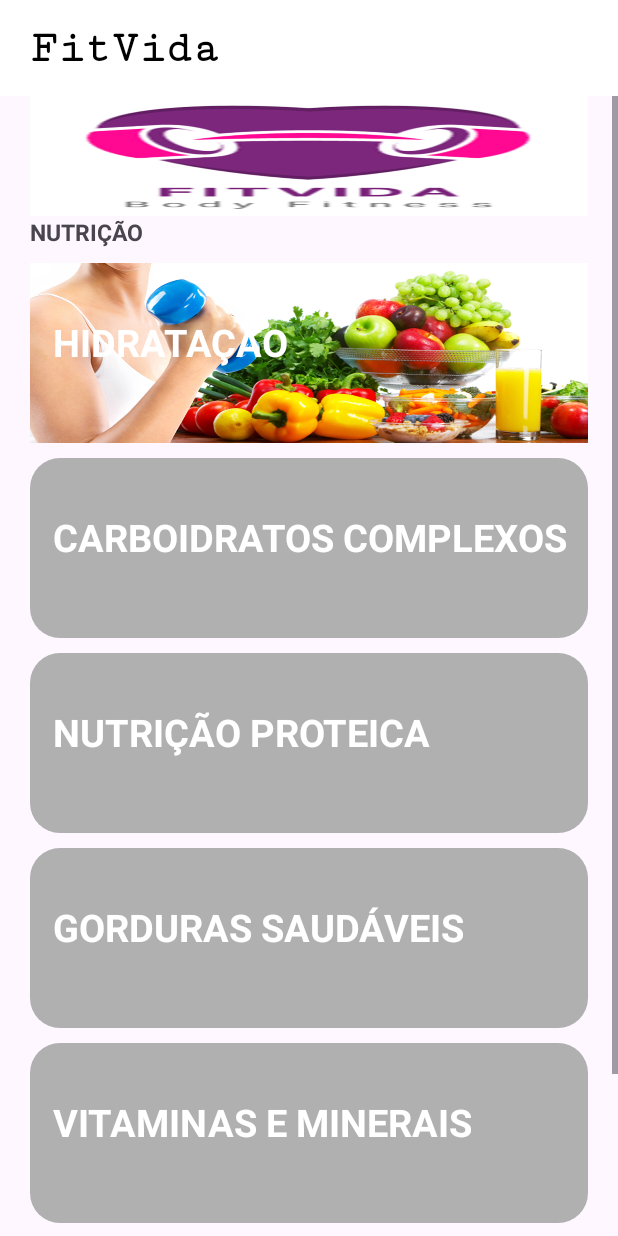
After one commit to Mario-Igreja/Projeto---AFCG, an Android app: the Nutricao screen opened directly, with no data from a screen before it, on a phone screen of 412 x 824 dp. The commit adds this screen. Run offline under Robolectric (Android 15) with nearby library versions, the phone set to English and light mode, and no system bars.

Commit message:
Feito menu de nutrição

```diff
--- a/App/app/src/main/AndroidManifest.xml
+++ b/App/app/src/main/AndroidManifest.xml
@@ -12,6 +12,12 @@
         android:supportsRtl="true"
         android:theme="@style/Theme.FitVida"
         tools:targetApi="31">
+        <activity
+            android:name=".Nutricao"
+            android:exported="false" />
+        <activity
+            android:name=".Nutriçao"
+            android:exported="false" />
         <activity
             android:name=".HomeActivity"
             android:exported="false" />
--- /dev/null
+++ b/App/app/src/main/java/pt/iade/fitvida/Nutricao.java
@@ -0,0 +1,14 @@
+package pt.iade.fitvida;
+
+import androidx.appcompat.app.AppCompatActivity;
+
+import android.os.Bundle;
+
+public class Nutricao extends AppCompatActivity {
+
+    @Override
+    protected void onCreate(Bundle savedInstanceState) {
+        super.onCreate(savedInstanceState);
+        setContentView(R.layout.activity_nutricao);
+    }
+}
--- a/App/app/src/main/res/layout/activity_main.xml
+++ b/App/app/src/main/res/layout/activity_main.xml
@@ -6,13 +6,6 @@
     android:layout_height="match_parent"
     tools:context=".MainActivity"
     android:background="@drawable/woman">
-
-    <TextView
-        android:id="@+id/textView"
-        android:layout_width="wrap_content"
-        android:layout_height="wrap_content"
-        tools:layout_editor_absoluteX="53dp"
-        tools:layout_editor_absoluteY="117dp" />
 
     <Button
         android:id="@+id/button"
--- /dev/null
+++ b/App/app/src/main/res/layout/activity_nutricao.xml
@@ -0,0 +1,235 @@
+<?xml version="1.0" encoding="utf-8"?>
+<androidx.constraintlayout.widget.ConstraintLayout xmlns:android="http://schemas.android.com/apk/res/android"
+    xmlns:app="http://schemas.android.com/apk/res-auto"
+    xmlns:tools="http://schemas.android.com/tools"
+    android:layout_width="match_parent"
+    android:layout_height="match_parent"
+    tools:context="HomeActivity">
+
+    <androidx.appcompat.widget.Toolbar
+        android:id="@+id/toolbar"
+        android:layout_width="0dp"
+        android:layout_height="wrap_content"
+        android:background="@color/white"
+        android:minHeight="?attr/actionBarSize"
+        android:theme="?attr/actionBarTheme"
+        app:layout_constraintEnd_toEndOf="parent"
+        app:layout_constraintStart_toStartOf="parent"
+        app:layout_constraintTop_toTopOf="parent" />
+
+    <TextView
+        android:id="@+id/textfitvida"
+        android:layout_width="wrap_content"
+        android:layout_height="wrap_content"
+        android:layout_marginStart="20dp"
+        android:fontFamily="serif-monospace"
+        android:text="FitVida"
+        android:textAlignment="center"
+        android:textColor="@color/black"
+        android:textSize="30sp"
+        android:textStyle="bold"
+        app:layout_constraintBottom_toBottomOf="@+id/toolbar"
+        app:layout_constraintStart_toStartOf="parent"
+        app:layout_constraintTop_toTopOf="parent" />
+
+    <ScrollView
+        android:layout_width="match_parent"
+        android:layout_height="wrap_content"
+        app:layout_constraintEnd_toEndOf="parent"
+        app:layout_constraintStart_toStartOf="parent"
+        app:layout_constraintTop_toBottomOf="@+id/toolbar">
+
+        <LinearLayout
+            android:layout_width="match_parent"
+            android:layout_height="wrap_content"
+            android:orientation="vertical"
+            android:paddingHorizontal="20dp">
+
+            <androidx.constraintlayout.widget.ConstraintLayout
+                android:layout_width="match_parent"
+                android:layout_height="80dp"
+                android:foreground="@drawable/fitvida"
+                android:paddingHorizontal="20dp"
+                android:paddingTop="10dp">
+
+                <androidx.constraintlayout.widget.ConstraintLayout
+                    android:id="@+id/constraintLayout2"
+                    android:layout_width="wrap_content"
+                    android:layout_height="wrap_content"
+                    app:layout_constraintStart_toStartOf="parent"
+                    app:layout_constraintTop_toTopOf="parent" />
+
+                <androidx.constraintlayout.widget.ConstraintLayout
+                    android:layout_width="wrap_content"
+                    android:layout_height="wrap_content"
+                    app:layout_constraintEnd_toStartOf="@+id/constraintLayout"
+                    app:layout_constraintStart_toEndOf="@+id/constraintLayout2"
+                    app:layout_constraintTop_toTopOf="@+id/constraintLayout" />
+
+                <androidx.constraintlayout.widget.ConstraintLayout
+                    android:id="@+id/constraintLayout"
+                    android:layout_width="wrap_content"
+                    android:layout_height="wrap_content"
+                    app:layout_constraintTop_toTopOf="parent"
+                    tools:layout_editor_absoluteX="290dp" />
+
+            </androidx.constraintlayout.widget.ConstraintLayout>
+
+            <androidx.constraintlayout.widget.ConstraintLayout
+                android:layout_width="match_parent"
+                android:layout_height="wrap_content"
+                android:layout_marginBottom="10dp">
+
+
+                <TextView
+                    android:id="@+id/textnutricao"
+                    android:layout_width="wrap_content"
+                    android:layout_height="wrap_content"
+                    android:text="Nutrição"
+                    android:textAllCaps="true"
+                    android:textSize="15sp"
+                    android:textStyle="bold"
+                    app:layout_constraintBottom_toBottomOf="parent"
+                    app:layout_constraintStart_toStartOf="parent"
+                    app:layout_constraintTop_toTopOf="parent" />
+            </androidx.constraintlayout.widget.ConstraintLayout>
+
+            <androidx.constraintlayout.widget.ConstraintLayout
+                android:layout_width="match_parent"
+                android:layout_height="120dp"
+                android:layout_marginBottom="10dp"
+                android:background="@drawable/dieta_perder_peso">
+
+                <TextView
+                    android:id="@+id/texthidratacao"
+                    android:layout_width="wrap_content"
+                    android:layout_height="wrap_content"
+                    android:layout_marginStart="15dp"
+                    android:layout_marginTop="35dp"
+                    android:text="Hidratação"
+                    android:textAllCaps="true"
+                    android:textColor="@color/white"
+                    android:textSize="25sp"
+                    android:textStyle="bold"
+                    app:layout_constraintStart_toStartOf="parent"
+                    app:layout_constraintTop_toTopOf="parent" />
+
+            </androidx.constraintlayout.widget.ConstraintLayout>
+
+            <androidx.constraintlayout.widget.ConstraintLayout
+                android:layout_width="match_parent"
+                android:layout_height="120dp"
+                android:layout_marginBottom="10dp"
+                android:background="@drawable/image_button_background">
+
+                <TextView
+                    android:id="@+id/textcarboidratoscomplexos"
+                    android:layout_width="wrap_content"
+                    android:layout_height="wrap_content"
+                    android:layout_marginStart="15dp"
+                    android:layout_marginTop="35dp"
+                    android:text="Carboidratos comPlexos"
+                    android:textAllCaps="true"
+                    android:textColor="@color/white"
+                    android:textSize="25sp"
+                    android:textStyle="bold"
+                    app:layout_constraintStart_toStartOf="parent"
+                    app:layout_constraintTop_toTopOf="parent" />
+
+            </androidx.constraintlayout.widget.ConstraintLayout>
+
+            <androidx.constraintlayout.widget.ConstraintLayout
+                android:layout_width="match_parent"
+                android:layout_height="120dp"
+                android:layout_marginBottom="10dp"
+                android:background="@drawable/image_button_background">
+
+                <TextView
+                    android:id="@+id/nutricaoproteica"
+                    android:layout_width="wrap_content"
+                    android:layout_height="wrap_content"
+                    android:layout_marginStart="15dp"
+                    android:layout_marginTop="35dp"
+                    android:text="Nutrição proteica"
+                    android:textAllCaps="true"
+                    android:textColor="@color/white"
+                    android:textSize="25sp"
+                    android:textStyle="bold"
+                    app:layout_constraintStart_toStartOf="parent"
+                    app:layout_constraintTop_toTopOf="parent" />
+
+            </androidx.constraintlayout.widget.ConstraintLayout>
+
+            <androidx.constraintlayout.widget.ConstraintLayout
+                android:layout_width="match_parent"
+                android:layout_height="120dp"
+                android:layout_marginBottom="10dp"
+                android:background="@drawable/image_button_background">
+
+                <TextView
+                    android:id="@+id/textgordurassaudaveis"
+                    android:layout_width="wrap_content"
+                    android:layout_height="wrap_content"
+                    android:layout_marginStart="15dp"
+                    android:layout_marginTop="35dp"
+                    android:text="Gorduras saudáveis"
+                    android:textAllCaps="true"
+                    android:textColor="@color/white"
+                    android:textSize="25sp"
+                    android:textStyle="bold"
+                    app:layout_constraintStart_toStartOf="parent"
+                    app:layout_constraintTop_toTopOf="parent" />
+
+            </androidx.constraintlayout.widget.ConstraintLayout>
+
+            <androidx.constraintlayout.widget.ConstraintLayout
+                android:layout_width="match_parent"
+                android:layout_height="120dp"
+                android:layout_marginBottom="10dp"
+                android:background="@drawable/image_button_background">
+
+                <TextView
+                    android:id="@+id/textvitaminaseminerais"
+                    android:layout_width="wrap_content"
+                    android:layout_height="wrap_content"
+                    android:layout_marginStart="15dp"
+                    android:layout_marginTop="35dp"
+                    android:text="vitaminas e minerais"
+                    android:textAllCaps="true"
+                    android:textColor="@color/white"
+                    android:textSize="25sp"
+                    android:textStyle="bold"
+                    app:layout_constraintStart_toStartOf="parent"
+                    app:layout_constraintTop_toTopOf="parent" />
+
+            </androidx.constraintlayout.widget.ConstraintLayout>
+
+            <androidx.constraintlayout.widget.ConstraintLayout
+                android:layout_width="match_parent"
+                android:layout_height="120dp"
+                android:layout_marginBottom="10dp"
+                android:background="@drawable/image_button_background">
+
+                <TextView
+                    android:id="@+id/textnutricaodefibras"
+                    android:layout_width="wrap_content"
+                    android:layout_height="wrap_content"
+                    android:layout_marginStart="15dp"
+                    android:layout_marginTop="35dp"
+                    android:text="nutrição de fibras"
+                    android:textAllCaps="true"
+                    android:textColor="@color/white"
+                    android:textSize="25sp"
+                    android:textStyle="bold"
+                    app:layout_constraintStart_toStartOf="parent"
+                    app:layout_constraintTop_toTopOf="parent" />
+
+            </androidx.constraintlayout.widget.ConstraintLayout>
+
+            <Space
+                android:layout_width="match_parent"
+                android:layout_height="150dp" />
+
+        </LinearLayout>
+    </ScrollView>
+</androidx.constraintlayout.widget.ConstraintLayout>
```
Also changed, not shown: App/app/src/main/res/drawable/_0230315_202519.jpg (added), App/app/src/main/res/drawable/dieta_perder_peso.png (added).
